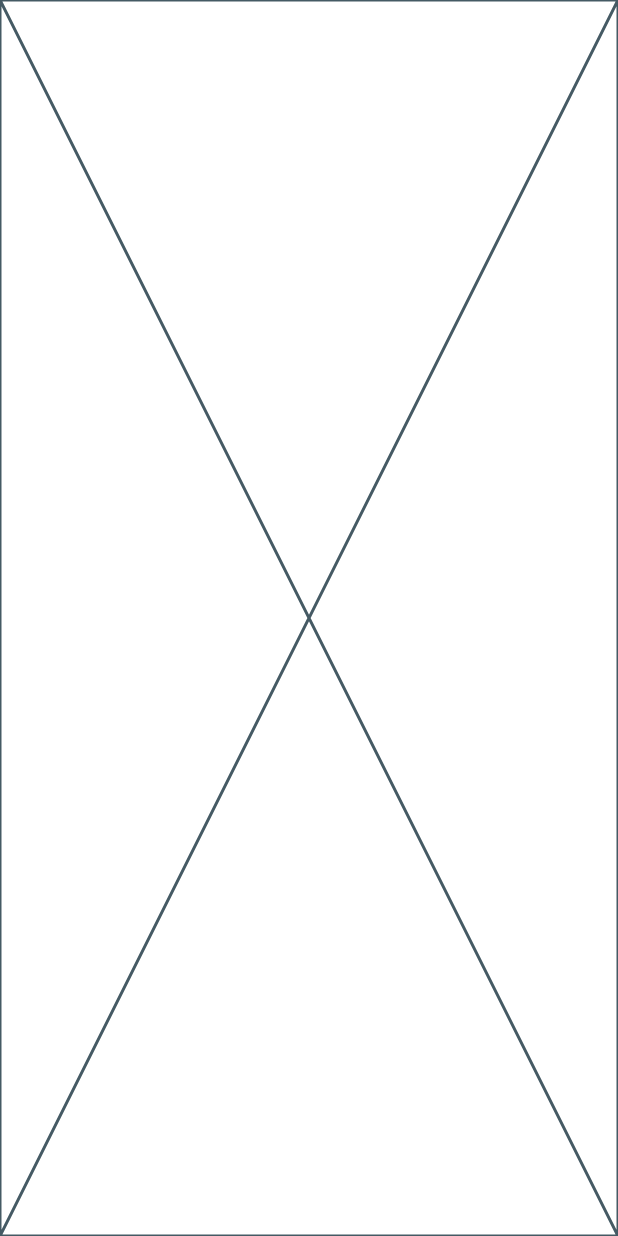
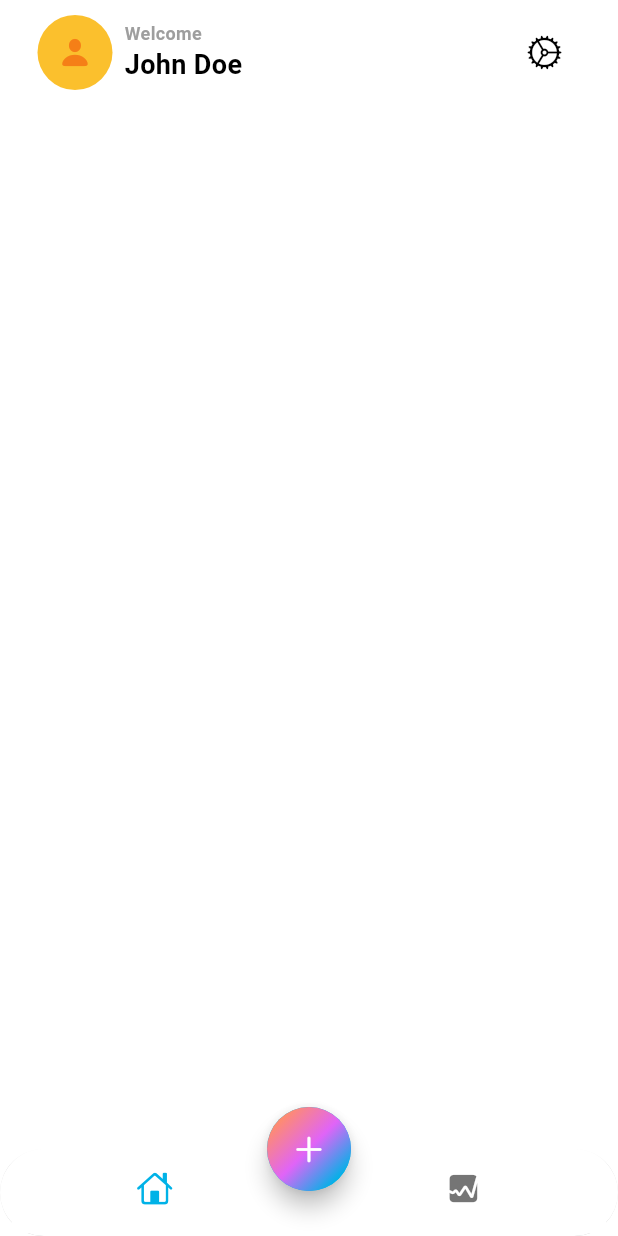
Before and after one commit to HSayer44/expense_tracker, a Flutter app: the screen it shows after launch, on a phone screen of 412 x 824 dp. Run offline on Flutter 3.47's test engine with Material 3 defaults, Android fonts, the phone set to English and light mode, and no system bars.

Commit message:
button nav bar

```diff
--- a/lib/app_view.dart
+++ b/lib/app_view.dart
@@ -1,3 +1,4 @@
+import 'package:expense_tracker/screens/home/views/home_screen.dart';
 import 'package:flutter/material.dart';
 
 class MyAppView extends StatelessWidget {
@@ -5,6 +6,20 @@ class MyAppView extends StatelessWidget {
 
   @override
   Widget build(BuildContext context) {
-    return const Placeholder();
+    return MaterialApp(
+      debugShowCheckedModeBanner: false,
+      title: "Expense Tracker",
+      theme: ThemeData(
+        colorScheme: ColorScheme.light(
+          background: Colors.grey.shade100,
+          onBackground: Colors.black,
+          primary: const Color(0xFF00B2E7),
+          secondary: const Color(0XFFE064F7),
+          tertiary: const Color(0xFFFF8D6C),
+          outline: Colors.grey,
+        ),
+      ),
+      home: const HomeScreen(),
+    );
   }
 }
--- /dev/null
+++ b/lib/screens/home/views/home_screen.dart
@@ -0,0 +1,56 @@
+import 'dart:math';
+
+import 'package:expense_tracker/screens/home/views/main_screen.dart';
+import 'package:flutter/cupertino.dart';
+import 'package:flutter/material.dart';
+
+class HomeScreen extends StatelessWidget {
+  const HomeScreen({super.key});
+
+  @override
+  Widget build(BuildContext context) {
+    final colorTheme = Theme.of(context).colorScheme;
+    return Scaffold(
+      bottomNavigationBar: ClipRRect(
+        borderRadius: BorderRadius.circular(30),
+        child: BottomNavigationBar(
+          backgroundColor: Colors.white,
+          showSelectedLabels: false,
+          showUnselectedLabels: false,
+          elevation: 3,
+          items: const [
+            BottomNavigationBarItem(
+              icon: Icon(CupertinoIcons.home),
+              label: 'home',
+            ),
+            BottomNavigationBarItem(
+              icon: Icon(CupertinoIcons.graph_square_fill),
+              label: 'Stats',
+            ),
+          ],
+        ),
+      ),
+      floatingActionButton: FloatingActionButton(
+        onPressed: () {},
+        shape: const CircleBorder(),
+        child: Container(
+            width: 56.0,
+            height: 56.0,
+            decoration: BoxDecoration(
+              shape: BoxShape.circle,
+              gradient: LinearGradient(
+                transform: const GradientRotation(pi / 4),
+                colors: [
+                  colorTheme.tertiary,
+                  colorTheme.secondary,
+                  colorTheme.primary,
+                ],
+              ),
+            ),
+            child: const Icon(CupertinoIcons.add)),
+      ),
+      floatingActionButtonLocation: FloatingActionButtonLocation.centerDocked,
+      body: const MainScreen(),
+    );
+  }
+}
--- /dev/null
+++ b/lib/screens/home/views/main_screen.dart
@@ -0,0 +1,53 @@
+import 'package:flutter/cupertino.dart';
+import 'package:flutter/material.dart';
+
+class MainScreen extends StatelessWidget {
+  const MainScreen({super.key});
+
+  @override
+  Widget build(BuildContext context) {
+    final colorTheme = Theme.of(context).colorScheme;
+    return SafeArea(
+      child: Padding(
+        padding: const EdgeInsets.symmetric(horizontal: 25.0, vertical: 10),
+        child: Column(
+          children: [
+            Row(
+              children: [
+                Stack(
+                  alignment: Alignment.center,
+                  children: [
+                    Container(
+                      width: 50,
+                      height: 50,
+                      decoration:  BoxDecoration(shape: BoxShape.circle, color: Colors.yellow[700]),
+                    ),
+                    Icon(CupertinoIcons.person_fill, color: Colors.yellow[900],)
+                  ],
+                ),
+                const SizedBox(width: 8),
+                Column(
+                  crossAxisAlignment: CrossAxisAlignment.start,
+                  children: [
+                    Text(
+                      'Welcome',
+                      style: TextStyle(fontSize: 12, fontWeight: FontWeight.w600, color: colorTheme.outline),
+                    ),
+                    Text(
+                      'John Doe',
+                      style: TextStyle(fontSize: 18, fontWeight: FontWeight.bold, color: colorTheme.onBackground),
+                    )
+                  ],
+                ),
+                const Expanded(child: SizedBox()),
+                IconButton(onPressed: () {
+
+                }, icon: const Icon(CupertinoIcons.settings))
+              ],
+            )
+          ],
+        ),
+      ),
+    );
+  }
+}
--- a/pubspec.yaml
+++ b/pubspec.yaml
@@ -7,6 +7,7 @@ environment:
   sdk: '>=3.3.4 <4.0.0'
 
 dependencies:
+  cupertino_icons: ^1.0.8
   flutter:
     sdk: flutter
 
```
Also changed, not shown: pubspec.lock.
